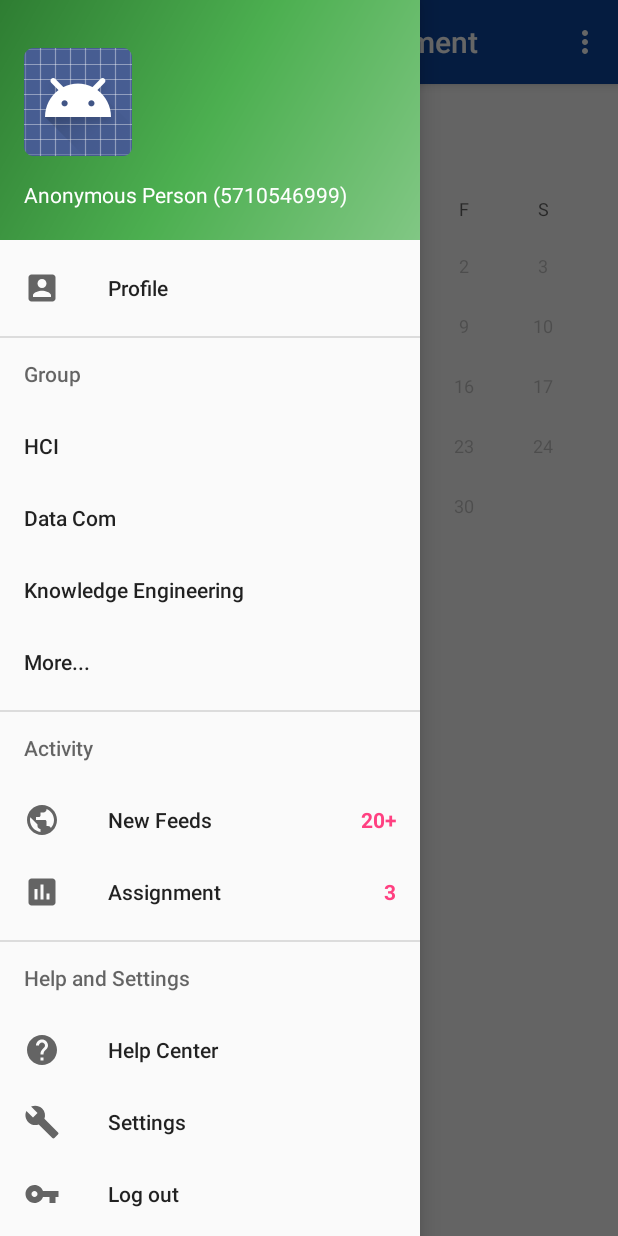
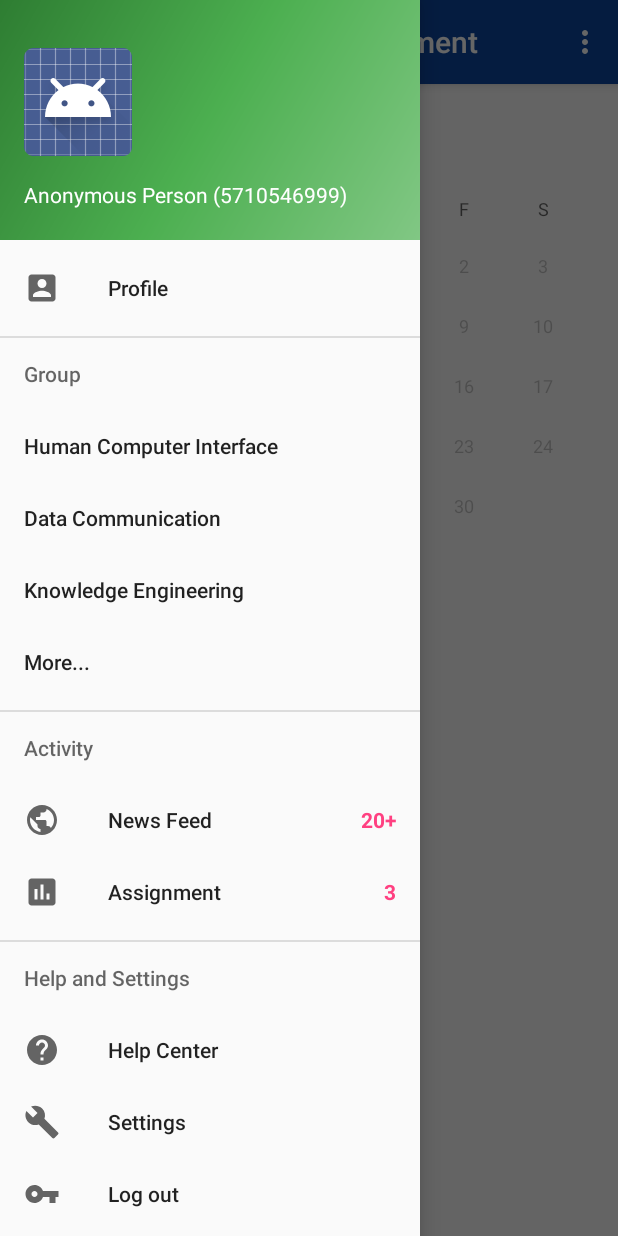
Before and after one commit to b5710546348/HCI_Menu_layout, an Android app: the screen it shows after launch (MainActivity), with the side drawer open, on a phone screen of 412 x 824 dp. Run offline under Robolectric (Android 15) with nearby library versions, the phone set to English and light mode, and no system bars.

Commit message:
version 1.0

```diff
--- a/app/src/main/res/menu/activity_main_drawer.xml
+++ b/app/src/main/res/menu/activity_main_drawer.xml
@@ -11,11 +11,11 @@
               android:icon="@drawable/ic_group_black_24dp">
             <menu>
                 <item
-                    android:title="HCI"
+                    android:title="Human Computer Interface"
 
                     />
                 <item
-                    android:title="Data Com"
+                    android:title="Data Communication"
                     />
                 <item
                     android:title="Knowledge Engineering" />
@@ -30,7 +30,7 @@
                 <item
                     android:id="@+id/nav_new_feeds"
                     android:icon="@drawable/ic_public_black_24dp"
-                    android:title="New Feeds"
+                    android:title="News Feed"
                     app:actionViewClass="android.widget.TextView"
                     />
                 <item
```
